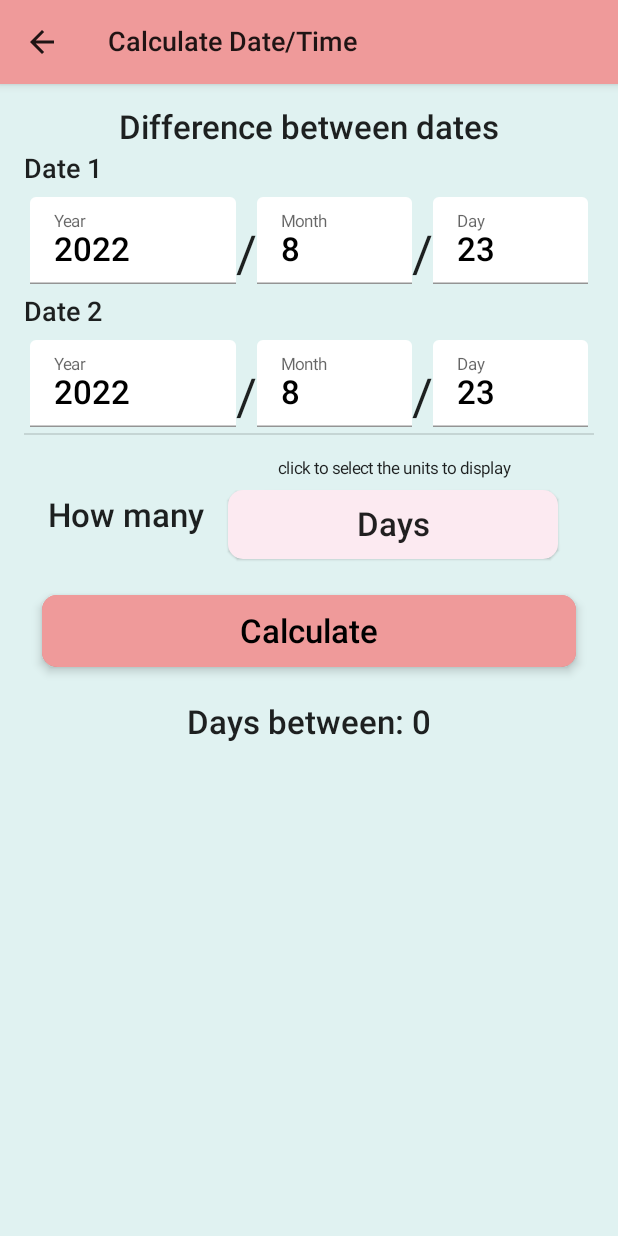
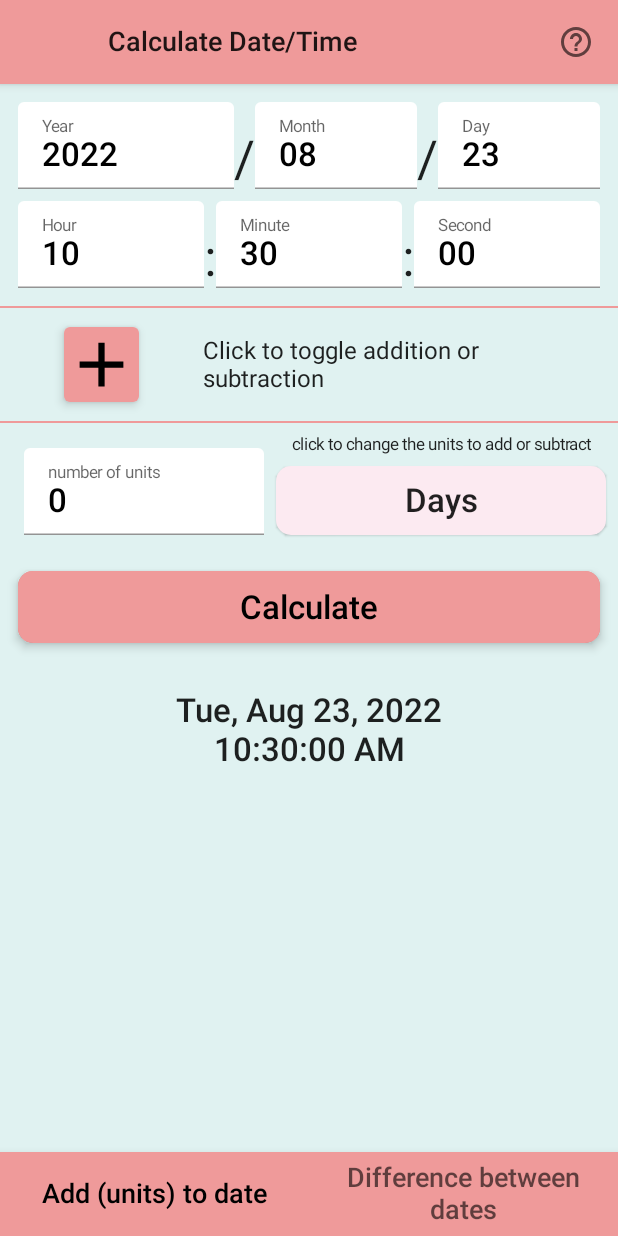
Before and after one commit to kunimitsova/DateTimeCalculator, an Android app built with Jetpack Compose: the screen it shows after launch (MainActivity), on a phone screen of 412 x 824 dp. Run offline under Robolectric (Android 15) with nearby library versions, the phone set to English and light mode, and no system bars.

Commit message:
update navigation
update navigation so that calling Help screen doesn't make the
back button optiosn weird. but, that made it so every time
you click back button, it goes to home screen. That's OK since
the state of the screens are saved so if you were on DateDiff
you can just click DateDiff again. This is not perfect but
it's acceptable for now.

```diff
--- a/app/build.gradle
+++ b/app/build.gradle
@@ -57,6 +57,7 @@ dependencies {
     implementation 'com.google.android.material:material:1.6.1'
     implementation 'androidx.lifecycle:lifecycle-viewmodel-compose:2.5.1'
     implementation 'androidx.window:window:1.0.0'
+    implementation 'androidx.navigation:navigation-compose:2.5.1'
 
     testImplementation 'junit:junit:4.13.2'
 
--- /dev/null
+++ b/app/src/main/java/kunimitsova/valbee/datetimecalculator/ui/components/Menus.kt
@@ -0,0 +1,152 @@
+package kunimitsova.valbee.datetimecalculator.ui.components
+
+import androidx.compose.foundation.layout.*
+import androidx.compose.material.*
+import androidx.compose.material.icons.Icons
+import androidx.compose.material.icons.filled.ArrowBack
+import androidx.compose.runtime.*
+import androidx.compose.ui.Modifier
+import androidx.compose.ui.res.painterResource
+import androidx.compose.ui.res.stringResource
+import androidx.compose.ui.tooling.preview.Preview
+import androidx.compose.ui.unit.dp
+import androidx.navigation.NavBackStackEntry
+import androidx.navigation.NavDestination
+import androidx.navigation.NavDestination.Companion.hierarchy
+import androidx.navigation.NavHostController
+import androidx.navigation.compose.rememberNavController
+import kunimitsova.valbee.datetimecalculator.R
+import kunimitsova.valbee.datetimecalculator.ui.theme.DateTimeCalculatorTheme
+import kunimitsova.valbee.datetimecalculator.utils.mainLocations
+import kunimitsova.valbee.datetimecalculator.utils.navigatePopToHome
+
+@Composable
+fun BottomMenu(
+    navController: NavHostController,
+    currentBackStack: NavBackStackEntry?,
+    currentDestination: NavDestination?
+) {
+    BottomNavigation {
+        mainLocations.forEach {screen ->
+            BottomNavigationItem(
+                icon = {HeaderText(stringResource(id = screen.resourceId ))},
+                label = null,
+                selected = currentDestination?.hierarchy?.any() { it.route == screen.route }  == true,
+                onClick = {
+                    navController.navigatePopToHome(route = screen.route)
+                },
+                modifier = Modifier.padding(horizontal = 10.dp)
+            )
+        }
+    }
+}
+
+@Preview
+@Composable
+fun BottomMenuPreview() {
+    DateTimeCalculatorTheme {
+        BottomMenu(
+            navController = rememberNavController(),
+            currentBackStack = null,
+            currentDestination = null
+        )
+    }
+}
+
+@Composable
+fun TopBarWithOverflow(isBackStackBase: Boolean, title: String, onNavigate: () -> Unit, onNavToHelp: () -> Unit) {
+//    var showMenu by remember { mutableStateOf(false) }
+    // isBackStackBase = navController.previousBackStackEntry == null
+    TopAppBar(
+        title = {Text(text= stringResource(id = R.string.app_name))},
+        navigationIcon = if (!isBackStackBase) { // put in {} since it expects a lambda
+            { IconButton(onClick = onNavigate) {
+                    Icon(
+                        imageVector = Icons.Filled.ArrowBack,
+                        contentDescription = "Back"
+                    )
+                } }
+        } else {
+            { Spacer(modifier = Modifier.width(48.dp)) }
+        },
+        actions = {
+            IconButton(onClick = onNavToHelp) {
+                Icon(painter = painterResource(id = R.drawable.baseline_help_outline_24),
+                    contentDescription = stringResource(id = R.string.overflow_desc))
+            }
+        }
+    )
+
+            // this will come in handy when we change from Help button to OVerflow menu
+//            DropdownMenu(
+//                expanded = showMenu,
+//                onDismissRequest = { showMenu = false }
+//            ) {
+//                DropdownMenuItem(onClick = {  }) {
+//                    Icon(Icons.Filled.Coffee)
+//                }
+//            }
+}
+
+@Preview
+@Composable
+fun topBarOverflowPreview() {
+    TopBarWithOverflow(false,stringResource(id = R.string.app_name),onNavigate = { }, onNavToHelp = {})
+}
+
+/**
+ * the next two functions are probably not going into the final thing.
+ */
+
+//@Composable
+//fun twoTabs(
+//    onTabSelected: () -> Unit,
+//    currentScreen: String
+//) {
+//    Surface(
+//        modifier = Modifier
+//            .height(48.dp)
+//            .fillMaxWidth()
+//    ) {
+//        Row(Modifier.selectableGroup()) {
+//            oneTab(
+//                text = stringResource( Screen.addScreen.resourceId),
+//                onSelected = onTabSelected,
+//                selected = (currentScreen == Screen.addScreen.route)
+//            )
+//            oneTab(
+//                text = stringResource(id = Screen.dateDiff.resourceId),
+//                onSelected = onTabSelected,
+//                selected = (currentScreen == Screen.dateDiff.route)
+//            )
+//        }
+//    }
+//}
+//
+//@Composable
+//private fun oneTab(
+//    text: String,
+//    onSelected: () -> Unit,
+//    selected: Boolean
+//) {
+//    Row(
+//        modifier = Modifier
+//            .padding(16.dp)
+//            .height(48.dp)
+//            .selectable(
+//                selected = selected,
+//                onClick = onSelected,
+//                role = Role.Tab,
+////                interactionSource = remember { MutableInteractionSource() }
+//            )
+////            .clearAndSetSemantics { contentDescription = text }
+//    ) {
+//        val alpha = if (selected) 1f else 0.5f
+//        val width = if (selected) 0.8f else 0.5f
+//        BigText(text = text,
+//            modifier = Modifier
+//                .alpha(alpha)
+//                .fillMaxWidth(width)
+//        )
+//    }
+//}
--- a/app/src/main/java/kunimitsova/valbee/datetimecalculator/ui/screens/MainScreen.kt
+++ b/app/src/main/java/kunimitsova/valbee/datetimecalculator/ui/screens/MainScreen.kt
@@ -6,31 +6,57 @@ import androidx.compose.foundation.layout.*
 import androidx.compose.material.*
 import androidx.compose.material.icons.Icons
 import androidx.compose.material.icons.filled.ArrowBack
-import androidx.compose.runtime.Composable
+import androidx.compose.material.icons.filled.MoreVert
+import androidx.compose.runtime.*
 import androidx.compose.ui.Modifier
 import androidx.compose.ui.platform.LocalContext
 import androidx.compose.ui.res.stringResource
 import androidx.compose.ui.tooling.preview.Preview
 import androidx.compose.ui.unit.dp
+import androidx.navigation.NavHostController
+import androidx.navigation.compose.currentBackStackEntryAsState
+import androidx.navigation.compose.rememberNavController
 import kunimitsova.valbee.datetimecalculator.ui.theme.DateTimeCalculatorTheme
 import kunimitsova.valbee.datetimecalculator.R
+import kunimitsova.valbee.datetimecalculator.ui.components.BottomMenu
+import kunimitsova.valbee.datetimecalculator.ui.components.TopBarWithOverflow
+import kunimitsova.valbee.datetimecalculator.utils.*
 
 @Composable
-fun DateTimeMainScreen(modifier: Modifier = Modifier) {
+fun DateTimeMainScreen(modifier: Modifier = Modifier, navController: NavHostController = rememberNavController()) {
     DateTimeCalculatorTheme {
+        val currentBackStack by navController.currentBackStackEntryAsState()
+        val currentDestination = currentBackStack?.destination
+
+        val scaffoldState = rememberScaffoldState()
+//        val scope = rememberCoroutineScope()
+
         Scaffold(
-            topBar = { TopAppBar(title = {
-            Text(stringResource(id = R.string.app_name)) },
-            navigationIcon = {
-                IconButton(onClick = { }) {
-                    Icon(Icons.Filled.ArrowBack, "back icon")
-                }
-            }
-        ) },
+            scaffoldState = scaffoldState,
+            topBar = { TopBarWithOverflow(
+                isBackStackBase = navController.previousBackStackEntry == null,
+                title = stringResource(id = R.string.app_name),
+                onNavigate = { navController.navigateUp() },
+                // the help screen is weird so I'm trying to explicitly determine where it came from
+                // in order to make it work right.
+                onNavToHelp = { navController.navigatePopToHome(Screen.helpScreen.route) }
+            )
+                     },
+            bottomBar = {
+                BottomMenu(
+                    navController = navController,
+                    currentBackStack = currentBackStack,
+                    currentDestination = currentDestination
+                )
+            },
          content = { innerPadding ->
-             DateDifferenceScreen(modifier = Modifier.padding(innerPadding))
-            // HelpScreen( modifier = Modifier.padding(innerPadding))
-//            DateTimeScreen(modifier = Modifier.padding(innerPadding).fillMaxSize(1f))
+             DtcNavHost(
+                 navController = navController,
+                 startDestination = Screen.addScreen.route,
+                 modifier = Modifier
+                     .fillMaxSize(1f)
+                     .padding(innerPadding)
+             )
         }
         )
     }
--- a/app/src/main/java/kunimitsova/valbee/datetimecalculator/utils/DtcNavigation.kt
+++ b/app/src/main/java/kunimitsova/valbee/datetimecalculator/utils/DtcNavigation.kt
@@ -1,7 +1,87 @@
 package kunimitsova.valbee.datetimecalculator.utils
 
-object DtcNavigation {
-    const val ADD_DAY_SCREEN = "DateTimeScreen"
-    const val SUB_DATE_SCREEN = "SubtractDateScreen"
-    const val HELP_SCREEN = "HelpScreen"
+import androidx.annotation.StringRes
+import androidx.compose.runtime.Composable
+import androidx.compose.ui.Modifier
+import androidx.navigation.NavGraph.Companion.findStartDestination
+import androidx.navigation.NavHostController
+import androidx.navigation.compose.NavHost
+import androidx.navigation.compose.composable
+import kunimitsova.valbee.datetimecalculator.R
+import kunimitsova.valbee.datetimecalculator.ui.screens.DateDifferenceScreen
+import kunimitsova.valbee.datetimecalculator.ui.screens.DateTimeScreen
+import kunimitsova.valbee.datetimecalculator.ui.screens.HelpScreen
+
+sealed class Screen( val route: String, @StringRes val resourceId: Int) {
+    object addScreen: Screen("addscreen", R.string.add_date)
+    object dateDiff: Screen("datediff", R.string.date_difference)
+    object helpScreen: Screen("help", R.string.help)
 }
+
+val mainLocations = listOf(
+    Screen.addScreen,
+    Screen.dateDiff
+)
+
+@Composable
+fun DtcNavHost(
+    navController: NavHostController,
+    startDestination: String,
+    modifier: Modifier = Modifier
+) {
+    NavHost(
+        navController = navController,
+        startDestination = startDestination,
+        modifier = modifier
+    ) {
+        composable(Screen.addScreen.route) {
+            DateTimeScreen()
+        }
+        composable(Screen.dateDiff.route ) {
+            DateDifferenceScreen()
+        }
+        composable(Screen.helpScreen.route ) {
+            HelpScreen()
+        }
+    }
+}
+
+fun NavHostController.navigatePopToHome(route: String) =
+    this.navigate(route) {
+        // Pop up to the start destination of the graph to
+        // avoid building up a large stack of destinations
+        // on the back stack as users select items
+        if (this@navigatePopToHome.previousBackStackEntry?.destination?.route == Screen.helpScreen.route) {
+            this@navigatePopToHome.backQueue.removeLastOrNull()
+        }
+        popUpTo(
+            this@navigatePopToHome.graph.findStartDestination().id
+        ) {
+            saveState = true
+        }
+        // Avoid multiple copies of the same destination when
+        // reselecting the same item
+        launchSingleTop = true
+        // Restore state when reselecting a previously selected item
+        restoreState = true
+    }
+fun NavHostController.navigateSingleTopTo(route:String) {
+    // navigate so that only one of any given screen is in the stack
+        this.navigate(route) {
+            launchSingleTop = true
+        }
+}
+
+fun NavHostController.navigateWithPopUp(
+    toRoute: String,  // route name where you want to navigate
+    fromRoute: String // route you want from popUpTo.
+) {
+    this.navigate(toRoute) {
+        popUpTo(fromRoute) {
+            inclusive = true
+            saveState = true
+        }
+        launchSingleTop = true
+        restoreState = true
+    }
+}
--- a/app/src/main/java/kunimitsova/valbee/datetimecalculator/viewmodels/DateDifferenceScreenViewModel.kt
+++ b/app/src/main/java/kunimitsova/valbee/datetimecalculator/viewmodels/DateDifferenceScreenViewModel.kt
@@ -29,7 +29,7 @@ class DateDifferenceScreenViewModel: ViewModel() {
         _year2.value = year
     }
 // add plus 1 because Calendar.MONTH is in 0..11 range.
-    private val _month1 = mutableStateOf((calendar[Calendar.MONTH] + 1).toString())
+    private val _month1 = mutableStateOf(leadingZero(calendar[Calendar.MONTH] + 1, 2))
     val month1: State<String> = _month1
     fun updateMonth1(month: String) {
         _month1.value = month
@@ -41,7 +41,7 @@ class DateDifferenceScreenViewModel: ViewModel() {
         _month2.value = month
     }
 
-    private val _day1 = mutableStateOf(calendar[Calendar.DAY_OF_MONTH].toString())
+    private val _day1 = mutableStateOf(leadingZero(calendar[Calendar.DAY_OF_MONTH],2))
     val day1: State<String> = _day1
     fun updateDay1(day: String) {
         _day1.value = day
--- /dev/null
+++ b/app/src/main/res/drawable/baseline_help_outline_24.xml
@@ -0,0 +1,5 @@
+<vector android:autoMirrored="true" android:height="24dp"
+    android:tint="#000000" android:viewportHeight="24"
+    android:viewportWidth="24" android:width="24dp" xmlns:android="http://schemas.android.com/apk/res/android">
+    <path android:fillColor="@android:color/white" android:pathData="M11,18h2v-2h-2v2zM12,2C6.48,2 2,6.48 2,12s4.48,10 10,10 10,-4.48 10,-10S17.52,2 12,2zM12,20c-4.41,0 -8,-3.59 -8,-8s3.59,-8 8,-8 8,3.59 8,8 -3.59,8 -8,8zM12,6c-2.21,0 -4,1.79 -4,4h2c0,-1.1 0.9,-2 2,-2s2,0.9 2,2c0,2 -3,1.75 -3,5h2c0,-2.25 3,-2.5 3,-5 0,-2.21 -1.79,-4 -4,-4z"/>
+</vector>
--- a/app/src/main/res/values/strings.xml
+++ b/app/src/main/res/values/strings.xml
@@ -22,7 +22,10 @@
     <string name="add_or_subtract_units">click to change the units to add or subtract</string>
     <string name="difference_units">click to select the units to display</string>
     <string name="help">How To Use</string>
+    <string name="add_date">Add (units) to date</string>
     <string name="date_difference">Difference between dates</string>
     <string name="how_many">How many</string>
     <string name="output_difference">%1$s between: %2$d</string>
+    <string name="overflow_desc">How to use</string>
+    <string name="back_icon">back icon</string>
 </resources>
```
Also changed, not shown: 1 other file.
